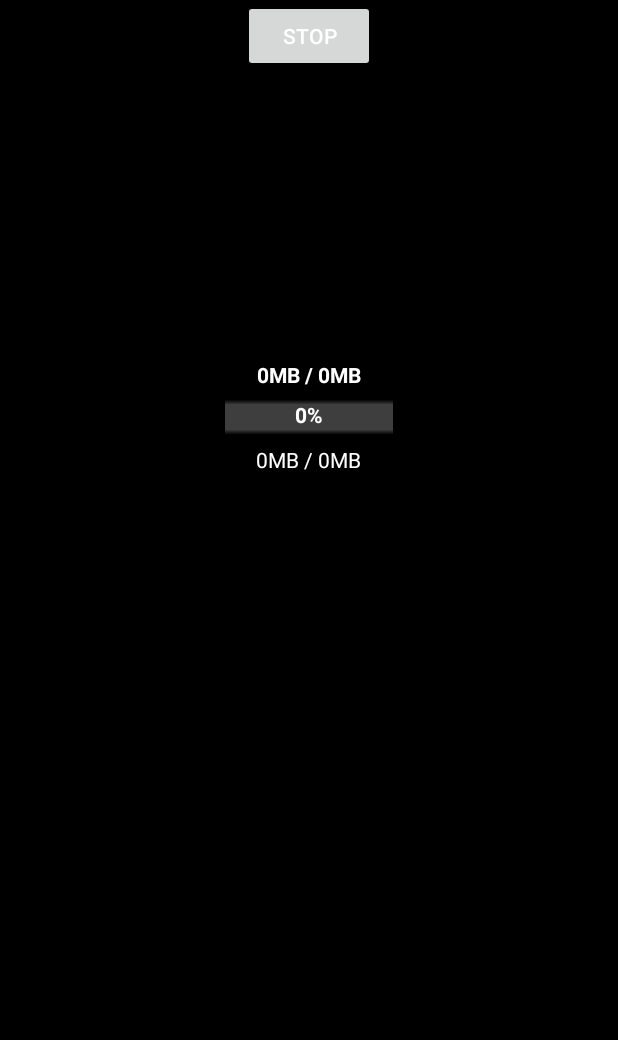
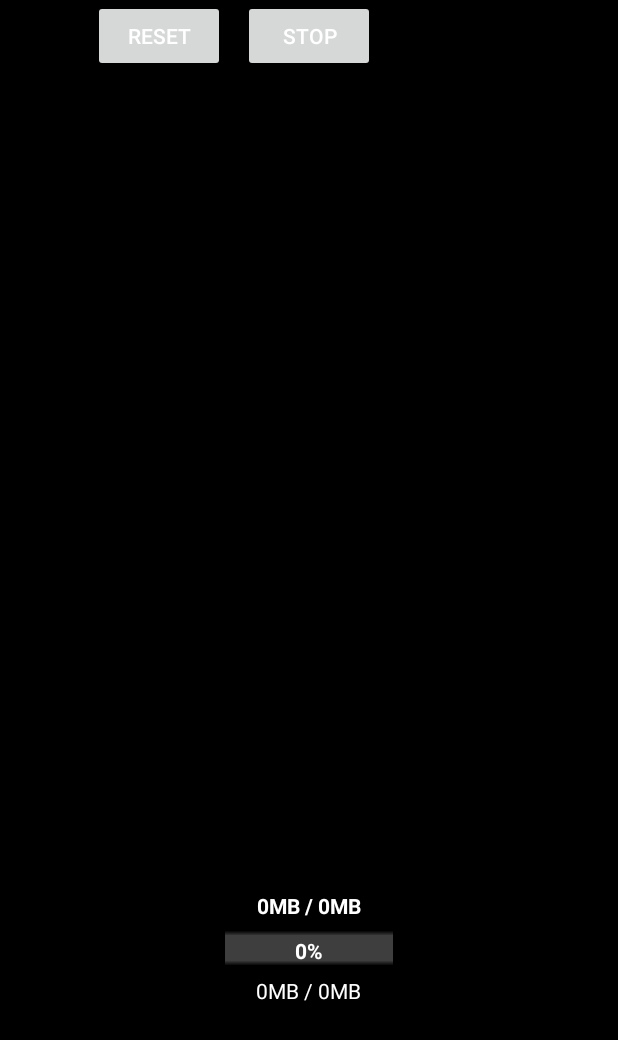
Before and after one commit to DeVdistress/android-splash, an Android app: the layout activity_main.xml on its own in the app's theme, with its tools: preview values and no code run, on a phone screen of 412 x 824 dp. Shown: the top 1040 px of the screen. Run offline under Robolectric (Android 15) with nearby library versions, the phone set to English and light mode, and no system bars.

Commit message:
+ changed views of the view: changed the principle of positioning the progress bar on the display

```diff
--- a/app/src/main/java/com/example/my_test/MainActivity.java
+++ b/app/src/main/java/com/example/my_test/MainActivity.java
@@ -49,7 +49,7 @@ public class MainActivity extends AppCompatActivity  {
         setRequestedOrientation(ActivityInfo.SCREEN_ORIENTATION_LANDSCAPE);
         my_pr = findViewById(R.id.progressBar);
         my_text = findViewById(R.id.progressAsPercentage);
-        btn = findViewById(R.id.button);
+        btn = findViewById(R.id.button_stp);
 
         btn.setOnClickListener( new Button.OnClickListener() {
                 @Override
--- a/app/src/main/res/layout/activity_main.xml
+++ b/app/src/main/res/layout/activity_main.xml
@@ -1,30 +1,47 @@
 <?xml version="1.0" encoding="utf-8"?>
-<LinearLayout xmlns:android="http://schemas.android.com/apk/res/android"
+<RelativeLayout xmlns:android="http://schemas.android.com/apk/res/android"
     xmlns:app="http://schemas.android.com/apk/res-auto"
     android:layout_width="match_parent"
     android:layout_height="match_parent"
     android:orientation="vertical" >
-
-    <RelativeLayout
-        android:layout_width="match_parent"
-        android:layout_height="wrap_content"
-        android:layout_weight="1">
 
     <ImageView
         android:id="@+id/imageView"
         android:layout_width="match_parent"
         android:layout_height="match_parent"
         android:scaleType="centerCrop" />
-        <!-- android:scaleType="fitCenter" /> -->
-        <!-- android:adjustViewBounds="true" -->
-        <!-- app:srcCompat="@drawable/tfa" /> -->
 
     <Button
-            android:id="@+id/button"
+        android:id="@+id/button_stp"
         android:layout_width="wrap_content"
         android:layout_height="wrap_content"
         android:layout_centerHorizontal="true"
         android:text="stop" />
+
+    <Button
+        android:id="@+id/button_rst"
+        android:layout_width="wrap_content"
+        android:layout_height="wrap_content"
+        android:layout_alignRight="@id/button_stp"
+        android:layout_marginRight="100dp"
+        android:text="reset" />
+
+    <LinearLayout
+        android:layout_width="match_parent"
+        android:layout_height="match_parent"
+        android:orientation="vertical"
+        android:weightSum="3">
+
+        <Space
+            android:layout_width="match_parent"
+            android:layout_height="match_parent"
+            android:layout_weight="1" />
+
+        <RelativeLayout
+            android:layout_width="match_parent"
+            android:layout_height="match_parent"
+            android:gravity="center"
+            android:layout_weight="2.4">
 
             <ProgressBar
                 android:id="@+id/progressBar"
@@ -32,7 +49,6 @@
                 android:layout_width="match_parent"
                 android:layout_height="wrap_content"
                 android:layout_marginLeft="150dp"
-            android:layout_marginTop="270dp"
                 android:layout_marginRight="150dp"
                 android:alpha="0.95"
                 android:background="@android:color/transparent"
@@ -74,19 +90,19 @@
                 android:id="@+id/progressAverageSpeed"
                 android:layout_width="wrap_content"
                 android:layout_height="wrap_content"
-            android:layout_alignLeft="@id/imageView"
+                android:layout_alignParentLeft="true"
                 android:layout_alignBottom="@+id/progressBar"
                 android:layout_marginLeft="100dp"
                 android:layout_marginBottom="-30dp" />
-
 
             <TextView
                 android:id="@+id/progressTimeRemaining"
                 android:layout_width="wrap_content"
                 android:layout_height="wrap_content"
-            android:layout_alignRight="@id/imageView"
+                android:layout_alignParentRight="true"
                 android:layout_alignBottom="@+id/progressBar"
                 android:layout_marginRight="100dp"
                 android:layout_marginBottom="-30dp" />
         </RelativeLayout>
     </LinearLayout>
+</RelativeLayout>
```
Also changed, not shown: 1 other file. Lines whose indentation alone changed are shown as unchanged.
